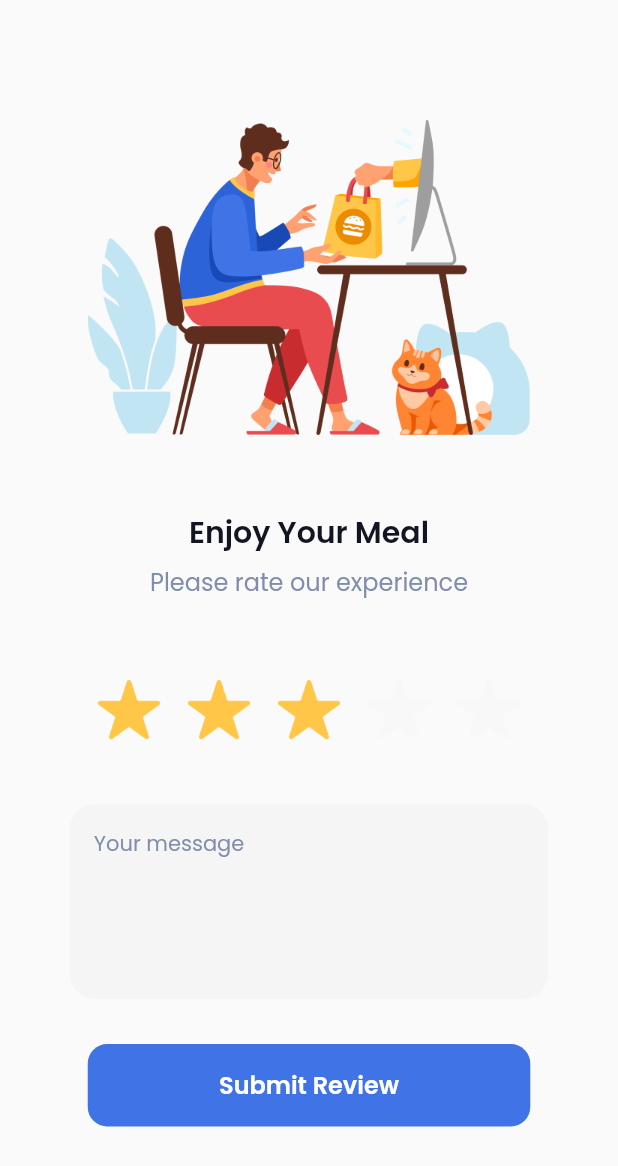
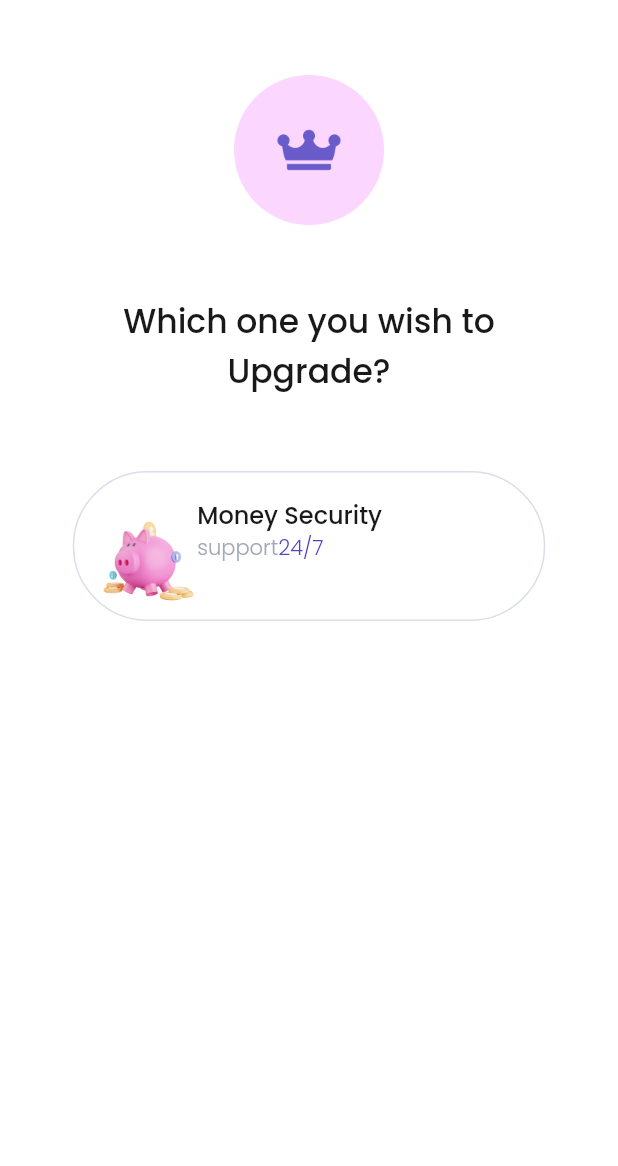
Before and after one commit to RaveNewt/first-flutter-app, a Flutter app: the screen it shows after launch, on a phone screen of 412 x 824 dp. Shown: the top 1166 px of the screen. Run offline on Flutter 3.47's test engine with Material 2 defaults, Android fonts, the phone set to English and light mode, and no system bars; our stand-ins replace google_fonts; missing offline and left inert: dart:html.

Commit message:
add widget in pricing.

```diff
--- a/lib/main.dart
+++ b/lib/main.dart
@@ -3,6 +3,7 @@ import 'package:travel_app/pages/empty_v1.dart';
 import 'package:travel_app/pages/empty_v2.dart';
 import 'package:travel_app/pages/first_signin.dart';
 import 'package:travel_app/pages/first_started.dart';
+import 'package:travel_app/pages/pricing_1.dart';
 import 'package:travel_app/pages/rating2.dart';
 import 'package:travel_app/pages/rating_1.dart';
 import 'package:travel_app/pages/second_signin.dart';
@@ -17,7 +18,7 @@ class TravelApp extends StatelessWidget {
   Widget build(BuildContext context) {
     return MaterialApp(
       debugShowCheckedModeBanner: false,
-      home: Rating2(),
+      home: PricingV1(),
     );
   }
 }
--- /dev/null
+++ b/lib/pages/pricing_1.dart
@@ -0,0 +1,109 @@
+import 'dart:html';
+
+import 'package:flutter/material.dart';
+import 'package:google_fonts/google_fonts.dart';
+import 'package:travel_app/widget/theme.dart';
+
+class PricingV1 extends StatelessWidget {
+
+  @override
+  Widget build(BuildContext context) {
+    Widget header(){
+      return Padding(
+        padding: const EdgeInsets.only(top:50.0, left: 30, right: 30),
+        child: Column(
+          children: [
+            Center(
+              child: Image.asset(
+                'assets/icon_pricing.png',
+                width: 100,
+              ),
+            ),
+            SizedBox(height: 48,),
+            Center(
+              child: Text(
+                'Which one you wish to Upgrade?',
+                textAlign: TextAlign.center,
+                style: GoogleFonts.poppins(
+                  fontSize: 22,
+                  fontWeight: FontWeight.w500,
+                  color: Color(0xff191919),
+                ),
+              ),
+            ),
+
+          ],
+        ),
+      );
+    }
+
+    Widget option(){
+      return Container(
+        width: 315,
+        height: 100,
+        decoration: BoxDecoration(
+          borderRadius: BorderRadius.circular(60),
+          border:  Border.all(
+            color: Color(0xffD9DEEA)
+          )
+        ),
+        child: Padding(
+          padding: const EdgeInsets.only(top:16.0, left: 16, right: 16),
+          child: Row(
+            children: [
+              Image.asset(
+                'assets/money.png', width: 66, height: 61,
+              ),
+              Column(
+                crossAxisAlignment: CrossAxisAlignment.start,
+                children: [
+                  Text(
+                    'Money Security',
+                    style: GoogleFonts.poppins(
+                      fontSize: 16,
+                      fontWeight: FontWeight.w500,
+                      color: Color(0xff191919),
+                    ),
+                  ),
+                  Center(widthFactor: 1,
+                    child: Row(
+                      children: [
+                        Text(
+                          'support',
+                          style: GoogleFonts.poppins(
+                            fontSize: 14,
+                            fontWeight: FontWeight.w300,
+                            color: Color(0xffA3A8B8),
+                          ),
+                        ),
+                        Text(
+                          '24/7',
+                          style: GoogleFonts.poppins(
+                            fontSize: 14,
+                            fontWeight: FontWeight.w300,
+                            color: Color(0xff5343C2),
+                          ),
+                        ),
+                      ],
+                    ),
+                  ),
+
+                ],
+              )
+            ],
+          ),
+        ),
+      );
+    }
+    return Scaffold(
+      backgroundColor: Color(0xffFFFFFF),
+      body: Column(
+        children: [
+          header(),
+          SizedBox(height: 50,),
+          option(),
+        ],
+      ),
+    );
+  }
+}
```
Also changed, not shown: assets/balance.png (added), assets/icon_pricing.png (added), assets/money.png (added), assets/orange_check.png (added), assets/paper2.png (added), assets/pro.png (added), assets/right_arrow.png (added).
